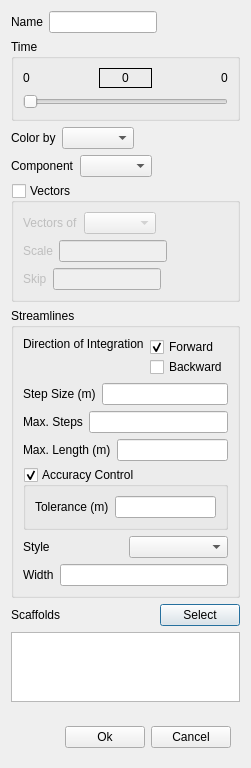
Old version of the form baramFlow/view/results/visual_reports/contour_dialog.ui in the repository nextfoam/baram.
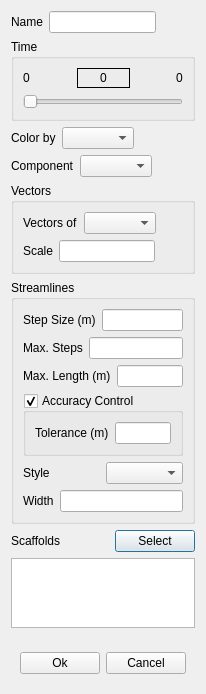
New version of the form. Custom widgets are drawn as their Qt base class.

Commit message: Streamline integration direction may be necessary to be configured per scaffold especially when it comes to inlet and outlet

Diff of the .ui file:
```diff
--- a/baramFlow/view/results/visual_reports/contour_dialog.ui
+++ b/baramFlow/view/results/visual_reports/contour_dialog.ui
@@ -6,8 +6,8 @@
    <rect>
     <x>0</x>
     <y>0</y>
-    <width>242</width>
-    <height>742</height>
+    <width>199</width>
+    <height>690</height>
    </rect>
   </property>
   <property name="windowTitle">
@@ -262,9 +262,6 @@
         <property name="title">
          <string>Vectors</string>
         </property>
-        <property name="checkable">
-         <bool>true</bool>
-        </property>
         <property name="checked">
          <bool>false</bool>
         </property>
@@ -351,47 +348,6 @@
            </layout>
           </widget>
          </item>
-         <item>
-          <widget class="QWidget" name="widget_8" native="true">
-           <layout class="QHBoxLayout" name="horizontalLayout_6">
-            <property name="leftMargin">
-             <number>0</number>
-            </property>
-            <property name="topMargin">
-             <number>0</number>
-            </property>
-            <property name="rightMargin">
-             <number>0</number>
-            </property>
-            <property name="bottomMargin">
-             <number>0</number>
-            </property>
-            <item>
-             <widget class="QLabel" name="label_6">
-              <property name="text">
-               <string>Skip</string>
-              </property>
-             </widget>
-            </item>
-            <item>
-             <widget class="QLineEdit" name="skip"/>
-            </item>
-            <item>
-             <spacer name="horizontalSpacer_9">
-              <property name="orientation">
-               <enum>Qt::Horizontal</enum>
-              </property>
-              <property name="sizeHint" stdset="0">
-               <size>
-                <width>40</width>
-                <height>20</height>
-               </size>
-              </property>
-             </spacer>
-            </item>
-           </layout>
-          </widget>
-         </item>
         </layout>
        </widget>
       </item>
@@ -401,72 +357,6 @@
          <string>Streamlines</string>
         </property>
         <layout class="QVBoxLayout" name="verticalLayout_5">
-         <item>
-          <widget class="QWidget" name="widget_11" native="true">
-           <layout class="QHBoxLayout" name="horizontalLayout_11">
-            <property name="leftMargin">
-             <number>0</number>
-            </property>
-            <property name="topMargin">
-             <number>0</number>
-            </property>
-            <property name="rightMargin">
-             <number>0</number>
-            </property>
-            <property name="bottomMargin">
-             <number>0</number>
-            </property>
-            <item>
-             <widget class="QLabel" name="label_9">
-              <property name="text">
-               <string>Direction of Integration</string>
-              </property>
-              <property name="alignment">
-               <set>Qt::AlignLeading|Qt::AlignLeft|Qt::AlignTop</set>
-              </property>
-             </widget>
-            </item>
-            <item>
-             <widget class="QWidget" name="widget_13" native="true">
-              <layout class="QVBoxLayout" name="verticalLayout_6">
-               <property name="spacing">
-                <number>0</number>
-               </property>
-               <property name="leftMargin">
-                <number>0</number>
-               </property>
-               <property name="topMargin">
-                <number>0</number>
-               </property>
-               <property name="rightMargin">
-                <number>0</number>
-               </property>
-               <property name="bottomMargin">
-                <number>0</number>
-               </property>
-               <item>
-                <widget class="QCheckBox" name="integrateForward">
-                 <property name="text">
-                  <string>Forward</string>
-                 </property>
-                 <property name="checked">
-                  <bool>true</bool>
-                 </property>
-                </widget>
-               </item>
-               <item>
-                <widget class="QCheckBox" name="integrateBackward">
-                 <property name="text">
-                  <string>Backward</string>
-                 </property>
-                </widget>
-               </item>
-              </layout>
-             </widget>
-            </item>
-           </layout>
-          </widget>
-         </item>
          <item>
           <widget class="QWidget" name="widget_10" native="true">
            <layout class="QHBoxLayout" name="horizontalLayout_10">
```
The commit also changes 8 other files.
